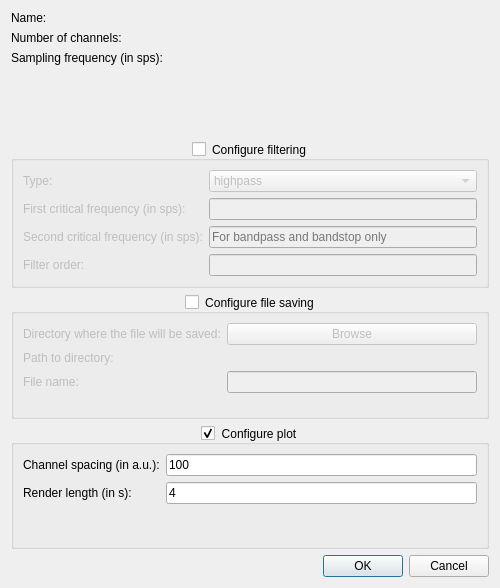
First picture: the form in biogui/resources/add_signal_dialog.ui, repository pulp-bio/biogui, before the edit.
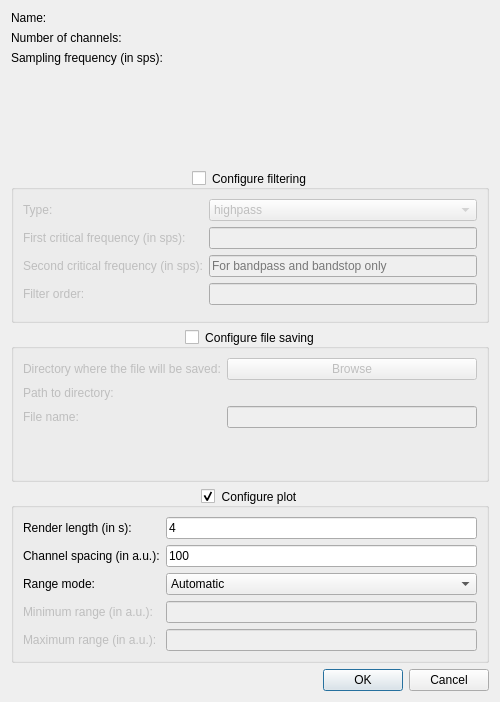
Second picture: the form after the edit.

Commit message: Option to personalize plot range

Patch:
```diff
--- a/biogui/resources/add_signal_dialog.ui
+++ b/biogui/resources/add_signal_dialog.ui
@@ -10,7 +10,7 @@
     <x>0</x>
     <y>0</y>
     <width>500</width>
-    <height>588</height>
+    <height>702</height>
    </rect>
   </property>
   <property name="windowTitle">
@@ -259,11 +259,25 @@
       <item row="0" column="0">
        <widget class="QLabel" name="label11">
         <property name="text">
+         <string>Render length (in s):</string>
+        </property>
+       </widget>
+      </item>
+      <item row="0" column="1">
+       <widget class="QLineEdit" name="renderLenTextField">
+        <property name="text">
+         <string>4</string>
+        </property>
+       </widget>
+      </item>
+      <item row="1" column="0">
+       <widget class="QLabel" name="label12">
+        <property name="text">
          <string>Channel spacing (in a.u.):</string>
         </property>
        </widget>
       </item>
-      <item row="0" column="1">
+      <item row="1" column="1">
        <widget class="QLineEdit" name="chSpacingTextField">
         <property name="toolTip">
          <string>Spacing between the channels in the signal unit (only for multi-channel signals)</string>
@@ -276,17 +290,58 @@
         </property>
        </widget>
       </item>
-      <item row="1" column="0">
-       <widget class="QLabel" name="label12">
+      <item row="2" column="0">
+       <widget class="QLabel" name="label13">
         <property name="text">
-         <string>Render length (in s):</string>
+         <string>Range mode:</string>
         </property>
        </widget>
       </item>
-      <item row="1" column="1">
-       <widget class="QLineEdit" name="renderLenTextField">
+      <item row="2" column="1">
+       <widget class="QComboBox" name="rangeModeComboBox">
+        <item>
+         <property name="text">
+          <string>Automatic</string>
+         </property>
+        </item>
+        <item>
+         <property name="text">
+          <string>Manual</string>
+         </property>
+        </item>
+       </widget>
+      </item>
+      <item row="3" column="0">
+       <widget class="QLabel" name="label14">
+        <property name="enabled">
+         <bool>false</bool>
+        </property>
         <property name="text">
-         <string>4</string>
+         <string>Minimum range (in a.u.):</string>
+        </property>
+       </widget>
+      </item>
+      <item row="3" column="1">
+       <widget class="QLineEdit" name="minRangeTextField">
+        <property name="enabled">
+         <bool>false</bool>
+        </property>
+       </widget>
+      </item>
+      <item row="4" column="0">
+       <widget class="QLabel" name="label15">
+        <property name="enabled">
+         <bool>false</bool>
+        </property>
+        <property name="text">
+         <string>Maximum range (in a.u.):</string>
+        </property>
+       </widget>
+      </item>
+      <item row="4" column="1">
+       <widget class="QLineEdit" name="maxRangeTextField">
+        <property name="enabled">
+         <bool>false</bool>
         </property>
        </widget>
       </item>
```
Left out of the diff: 27 changed lines with no effect on the pictures. The commit also changes 5 other files.
